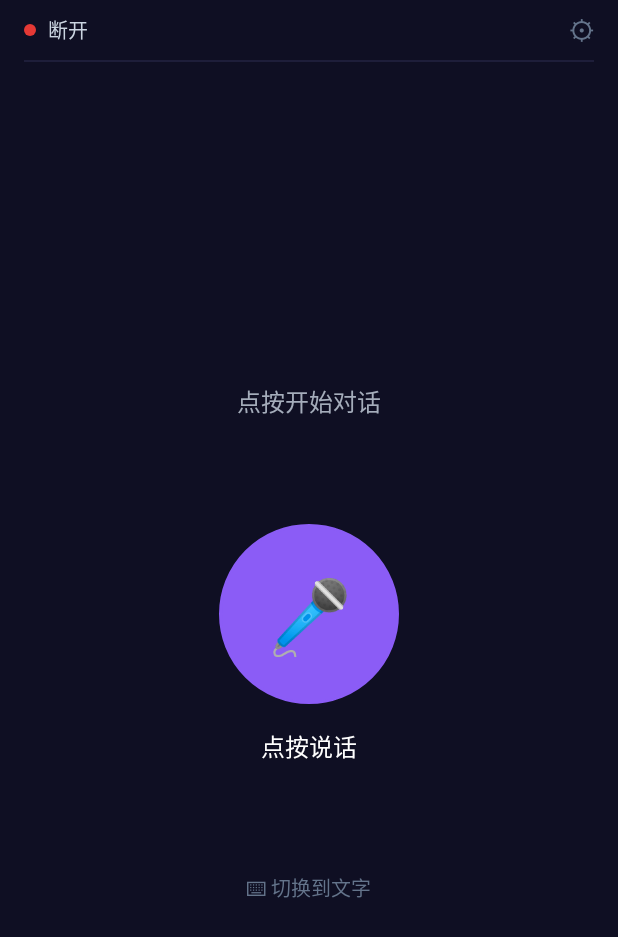
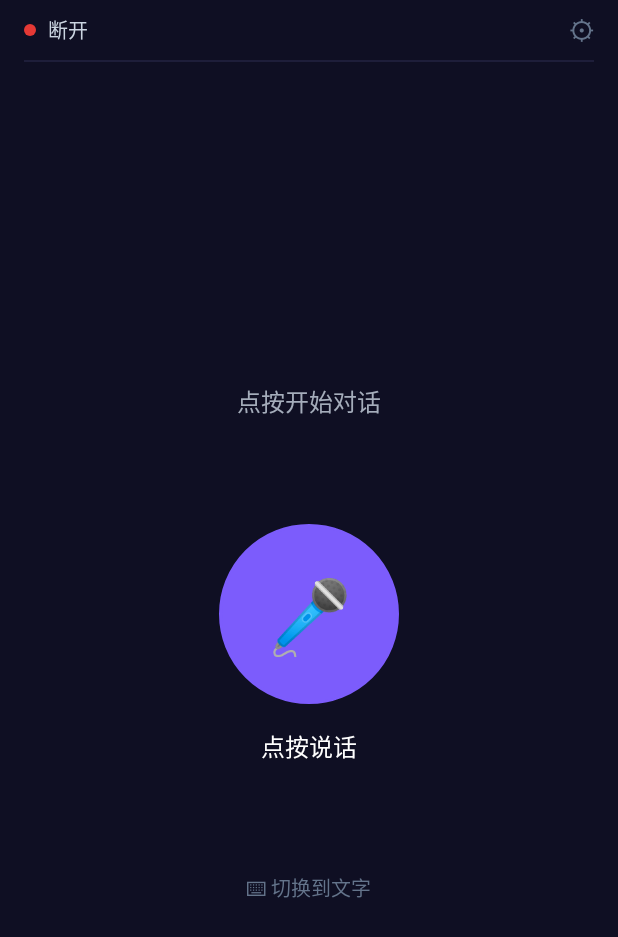
Before and after one commit to KemonWoo/IMAgent, an Android app: the screen it shows after launch (MainActivity), after a tap on "语音", on a phone screen of 412 x 824 dp. Shown: the top 937 px of the screen. Run offline under Robolectric (Android 15) with nearby library versions, the light colour scheme and no system bars; libraries missing offline, so code that uses them is left out: com.google.zxing.integration, com.k2fsa.sherpa, org.java_websocket.client, org.java_websocket.handshake; 15 statements that could not run were skipped.

Commit message:
🎨 统一主题色 #7C5CFC — themes.xml 对齐 Taste-Skill v1 色板

```diff
--- a/android/app/src/main/res/values/themes.xml
+++ b/android/app/src/main/res/values/themes.xml
@@ -1,7 +1,7 @@
 <?xml version="1.0" encoding="utf-8"?>
 <resources>
     <style name="Theme.IMAgent" parent="Theme.Material3.Dark.NoActionBar">
-        <item name="colorPrimary">#8B5CF6</item>
+        <item name="colorPrimary">#7C5CFC</item>
         <item name="colorPrimaryContainer">#1E1E3A</item>
         <item name="colorOnPrimary">#FFFFFF</item>
         <item name="colorSecondary">#00C853</item>
```
